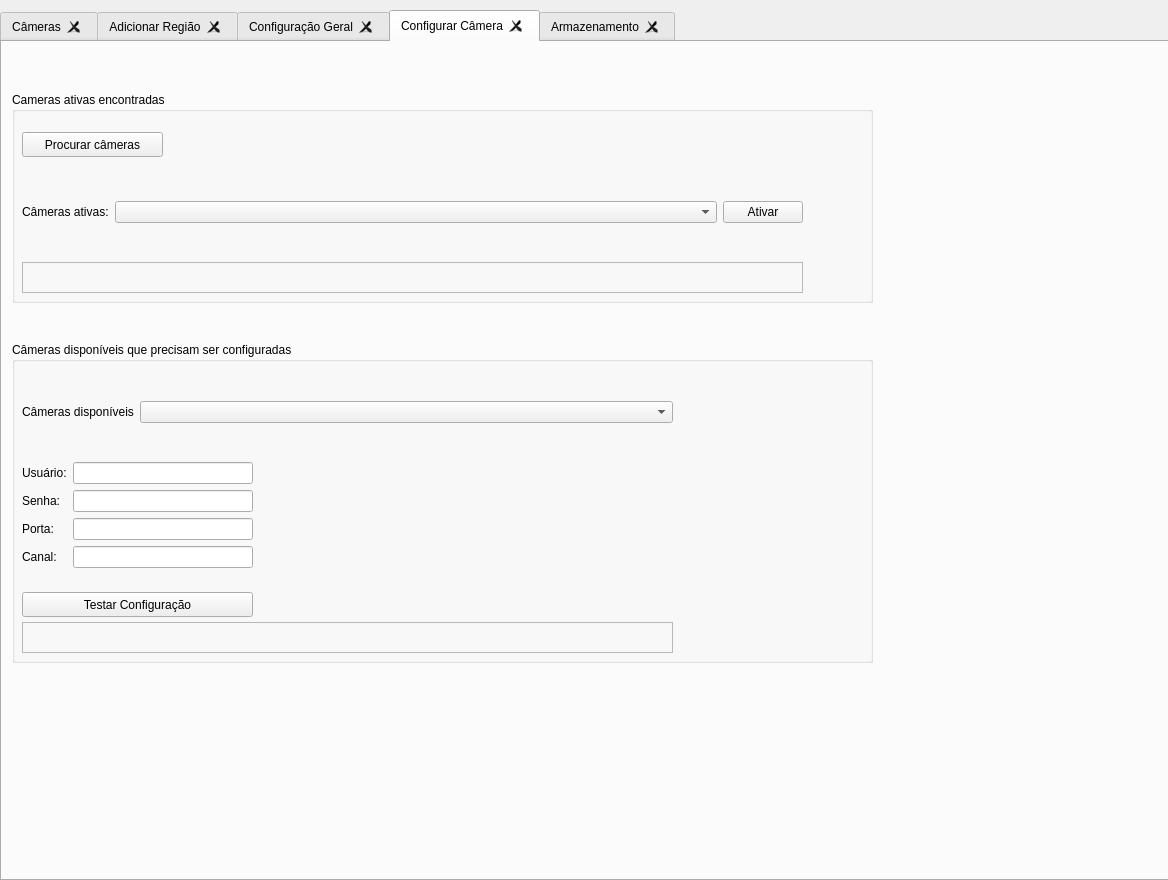
The window that mainForm.ui (noldorj/Personal-Home-Guard) describes before a commit, drawn with Qt 5.
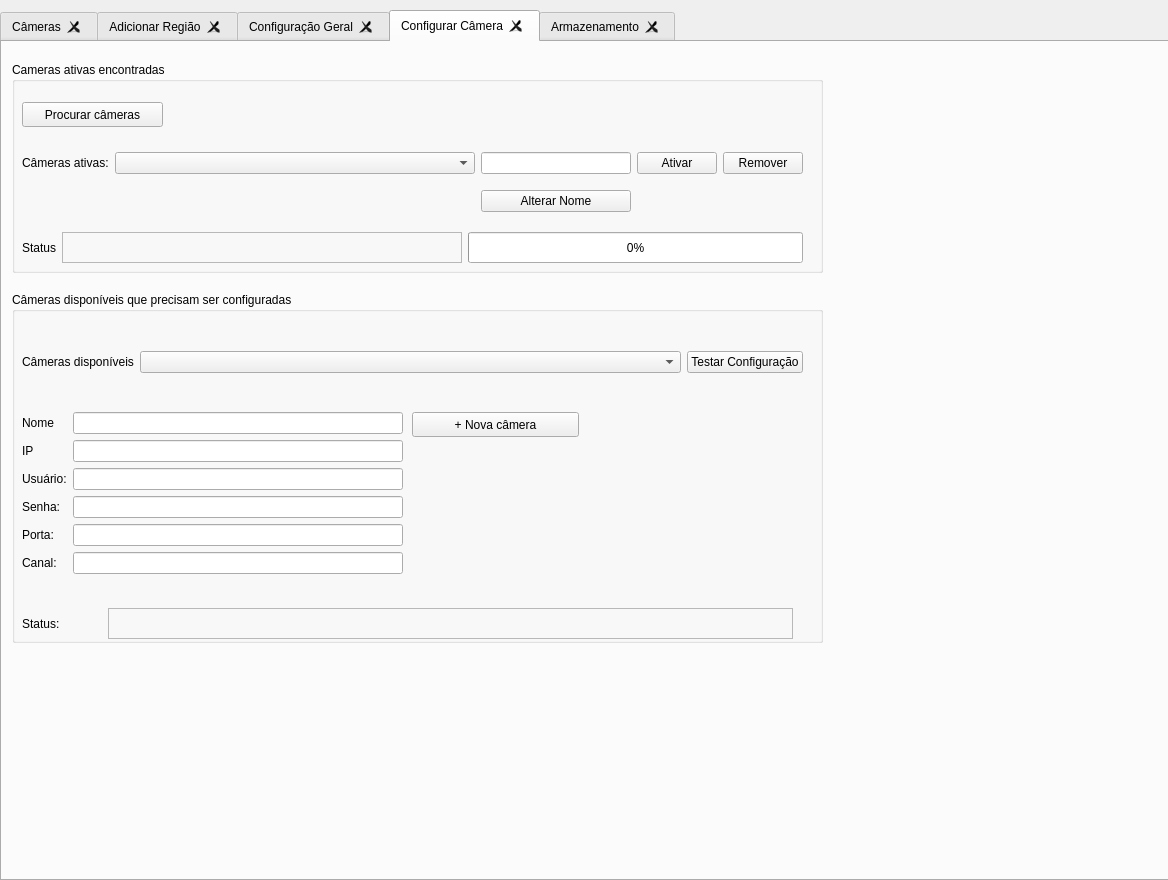
The same window after the commit. The open tabs and pages were chosen to show the change.

Commit message: evolucao na gui config cam - erro de deteccao openvino

What changed in the file:
```diff
--- a/mainForm.ui
+++ b/mainForm.ui
@@ -911,8 +911,8 @@
      <property name="geometry">
       <rect>
        <x>10</x>
-       <y>50</y>
-       <width>861</width>
+       <y>20</y>
+       <width>811</width>
        <height>211</height>
       </rect>
      </property>
@@ -929,7 +929,14 @@
        </rect>
       </property>
       <layout class="QGridLayout" name="gridLayout_3">
-       <item row="0" column="2">
+       <item row="0" column="4">
+        <widget class="QPushButton" name="btnRemoverCamAtiva">
+         <property name="text">
+          <string>Remover</string>
+         </property>
+        </widget>
+       </item>
+       <item row="0" column="3">
         <widget class="QPushButton" name="btnAtivarCam">
          <property name="text">
           <string>Ativar</string>
@@ -959,6 +966,28 @@
          </property>
         </widget>
        </item>
+       <item row="0" column="2">
+        <widget class="QLineEdit" name="txtNomeCamAtiva">
+         <property name="maximumSize">
+          <size>
+           <width>150</width>
+           <height>16777215</height>
+          </size>
+         </property>
+        </widget>
+       </item>
+       <item row="1" column="2">
+        <widget class="QPushButton" name="btnAlterarNomeCamAtiva">
+         <property name="font">
+          <font>
+           <pointsize>9</pointsize>
+          </font>
+         </property>
+         <property name="text">
+          <string>Alterar Nome</string>
+         </property>
+        </widget>
+       </item>
       </layout>
      </widget>
      <widget class="QPushButton" name="btnProcurarCam">
@@ -974,7 +1003,7 @@
        <string>Procurar câmeras</string>
       </property>
      </widget>
-     <widget class="QLabel" name="lblStatusProcurarCam">
+     <widget class="QWidget" name="horizontalLayoutWidget_6">
       <property name="geometry">
        <rect>
         <x>10</x>
@@ -983,24 +1012,68 @@
         <height>31</height>
        </rect>
       </property>
-      <property name="frameShape">
-       <enum>QFrame::StyledPanel</enum>
-      </property>
-      <property name="frameShadow">
-       <enum>QFrame::Sunken</enum>
-      </property>
-      <property name="text">
-       <string/>
-      </property>
+      <layout class="QHBoxLayout" name="horizontalLayout_7">
+       <item>
+        <widget class="QLabel" name="label_40">
+         <property name="maximumSize">
+          <size>
+           <width>80</width>
+           <height>16777215</height>
+          </size>
+         </property>
+         <property name="text">
+          <string>Status</string>
+         </property>
+        </widget>
+       </item>
+       <item>
+        <widget class="QLabel" name="lblStatusProcurarCam">
+         <property name="minimumSize">
+          <size>
+           <width>400</width>
+           <height>0</height>
+          </size>
+         </property>
+         <property name="maximumSize">
+          <size>
+           <width>16777215</width>
+           <height>80</height>
+          </size>
+         </property>
+         <property name="frameShape">
+          <enum>QFrame::StyledPanel</enum>
+         </property>
+         <property name="frameShadow">
+          <enum>QFrame::Sunken</enum>
+         </property>
+         <property name="text">
+          <string/>
+         </property>
+        </widget>
+       </item>
+       <item>
+        <widget class="QProgressBar" name="progressBarProcurarCam">
+         <property name="maximumSize">
+          <size>
+           <width>16777215</width>
+           <height>80</height>
+          </size>
+         </property>
+         <property name="value">
+          <number>0</number>
+         </property>
+        </widget>
+       </item>
+      </layout>
      </widget>
     </widget>
     <widget class="QGroupBox" name="groupBox_3">
      <property name="geometry">
       <rect>
        <x>10</x>
-       <y>300</y>
-       <width>861</width>
-       <height>321</height>
+       <y>250</y>
+       <width>811</width>
+       <height>351</height>
       </rect>
      </property>
      <property name="title">
@@ -1011,7 +1084,7 @@
        <rect>
         <x>10</x>
         <y>30</y>
-        <width>651</width>
+        <width>781</width>
         <height>81</height>
        </rect>
       </property>
@@ -1039,98 +1112,144 @@
          </property>
         </widget>
        </item>
+       <item row="0" column="2">
+        <widget class="QPushButton" name="btnTestarConfigCam">
+         <property name="sizePolicy">
+          <sizepolicy hsizetype="Fixed" vsizetype="Fixed">
+           <horstretch>0</horstretch>
+           <verstretch>0</verstretch>
+          </sizepolicy>
+         </property>
+         <property name="text">
+          <string>Testar Configuração</string>
+         </property>
+        </widget>
+       </item>
       </layout>
      </widget>
-     <widget class="QLabel" name="lblStatusTestarCam">
-      <property name="geometry">
-       <rect>
-        <x>10</x>
-        <y>280</y>
-        <width>651</width>
-        <height>31</height>
-       </rect>
-      </property>
-      <property name="frameShape">
-       <enum>QFrame::StyledPanel</enum>
-      </property>
-      <property name="frameShadow">
-       <enum>QFrame::Sunken</enum>
-      </property>
-      <property name="text">
-       <string/>
-      </property>
-     </widget>
      <widget class="QWidget" name="formLayoutWidget_2">
       <property name="geometry">
        <rect>
         <x>10</x>
         <y>120</y>
-        <width>231</width>
-        <height>120</height>
+        <width>381</width>
+        <height>188</height>
        </rect>
       </property>
       <layout class="QFormLayout" name="formLayout">
-       <item row="0" column="0">
+       <item row="2" column="0">
+        <widget class="QLabel" name="label_39">
+         <property name="text">
+          <string>IP</string>
+         </property>
+        </widget>
+       </item>
+       <item row="2" column="1">
+        <widget class="QLineEdit" name="txtIpCamDisponivel"/>
+       </item>
+       <item row="3" column="0">
         <widget class="QLabel" name="label_33">
          <property name="text">
           <string>Usuário:</string>
          </property>
         </widget>
        </item>
-       <item row="0" column="1">
+       <item row="3" column="1">
         <widget class="QLineEdit" name="txtUserCamDisponivel"/>
        </item>
-       <item row="1" column="0">
+       <item row="4" column="0">
         <widget class="QLabel" name="label_34">
          <property name="text">
           <string>Senha:</string>
          </property>
         </widget>
        </item>
-       <item row="1" column="1">
+       <item row="4" column="1">
         <widget class="QLineEdit" name="txtPasswdCamDisponivel"/>
        </item>
-       <item row="2" column="0">
+       <item row="5" column="0">
         <widget class="QLabel" name="label_35">
          <property name="text">
           <string>Porta:</string>
          </property>
         </widget>
        </item>
-       <item row="2" column="1">
+       <item row="5" column="1">
         <widget class="QLineEdit" name="txtPortaCamDisponivel"/>
        </item>
-       <item row="3" column="0">
+       <item row="6" column="0">
         <widget class="QLabel" name="label_36">
          <property name="text">
           <string>Canal:</string>
          </property>
         </widget>
        </item>
-       <item row="3" column="1">
+       <item row="6" column="1">
         <widget class="QLineEdit" name="txtCanalCamDiponivel"/>
        </item>
+       <item row="1" column="0">
+        <widget class="QLabel" name="label_42">
+         <property name="text">
+          <string>Nome</string>
+         </property>
+        </widget>
+       </item>
+       <item row="1" column="1">
+        <widget class="QLineEdit" name="txtNomeCamDisponivel"/>
+       </item>
       </layout>
      </widget>
-     <widget class="QPushButton" name="btnTestarConfigCam">
+     <widget class="QPushButton" name="btnNovaCam">
       <property name="geometry">
        <rect>
-        <x>10</x>
-        <y>250</y>
-        <width>231</width>
+        <x>400</x>
+        <y>120</y>
+        <width>167</width>
         <height>25</height>
        </rect>
       </property>
-      <property name="sizePolicy">
-       <sizepolicy hsizetype="Fixed" vsizetype="Fixed">
-        <horstretch>0</horstretch>
-        <verstretch>0</verstretch>
-       </sizepolicy>
-      </property>
       <property name="text">
-       <string>Testar Configuração</string>
+       <string>+ Nova câmera</string>
       </property>
      </widget>
+     <widget class="QWidget" name="horizontalLayoutWidget_7">
+      <property name="geometry">
+       <rect>
+        <x>10</x>
+        <y>316</y>
+        <width>771</width>
+        <height>31</height>
+       </rect>
+      </property>
+      <layout class="QHBoxLayout" name="horizontalLayout_8">
+       <item>
+        <widget class="QLabel" name="label_41">
+         <property name="maximumSize">
+          <size>
+           <width>80</width>
+           <height>16777215</height>
+          </size>
+         </property>
+         <property name="text">
+          <string>Status:</string>
+         </property>
+        </widget>
+       </item>
+       <item>
+        <widget class="QLabel" name="lblStatusTestarCam">
+         <property name="frameShape">
+          <enum>QFrame::StyledPanel</enum>
+         </property>
+         <property name="frameShadow">
+          <enum>QFrame::Sunken</enum>
+         </property>
+         <property name="text">
+          <string/>
+         </property>
+        </widget>
+       </item>
+      </layout>
+     </widget>
     </widget>
    </widget>
    <widget class="QWidget" name="tabStorage">
```
Left out of the diff: 36 changed lines with no effect on the pictures. The commit also changes 8 other files.
